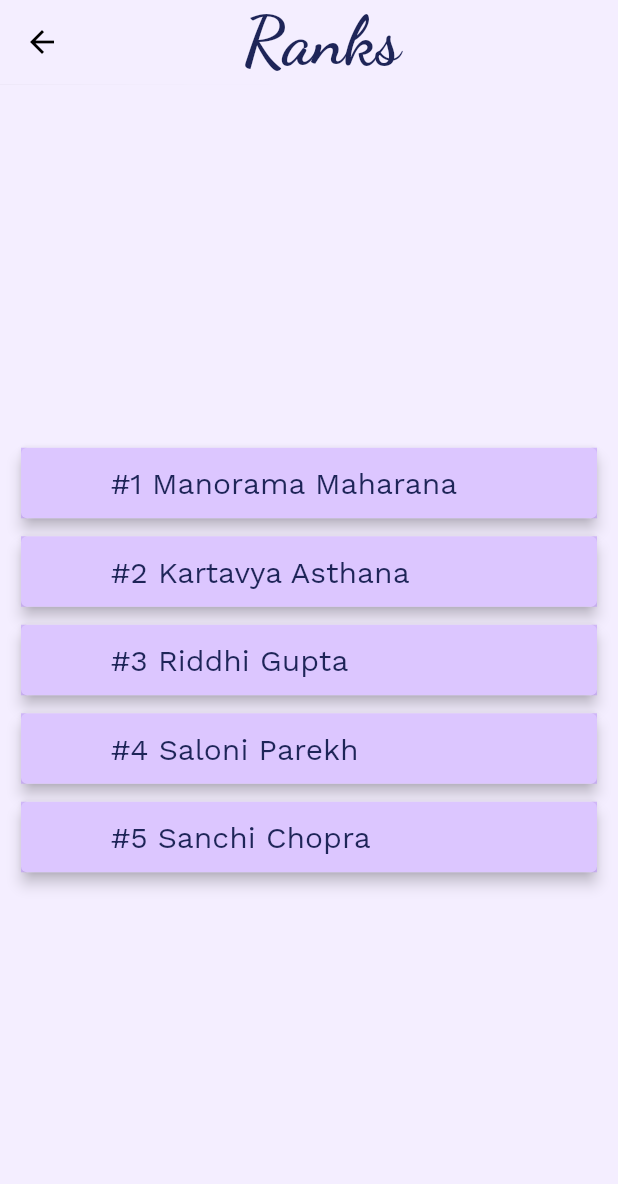
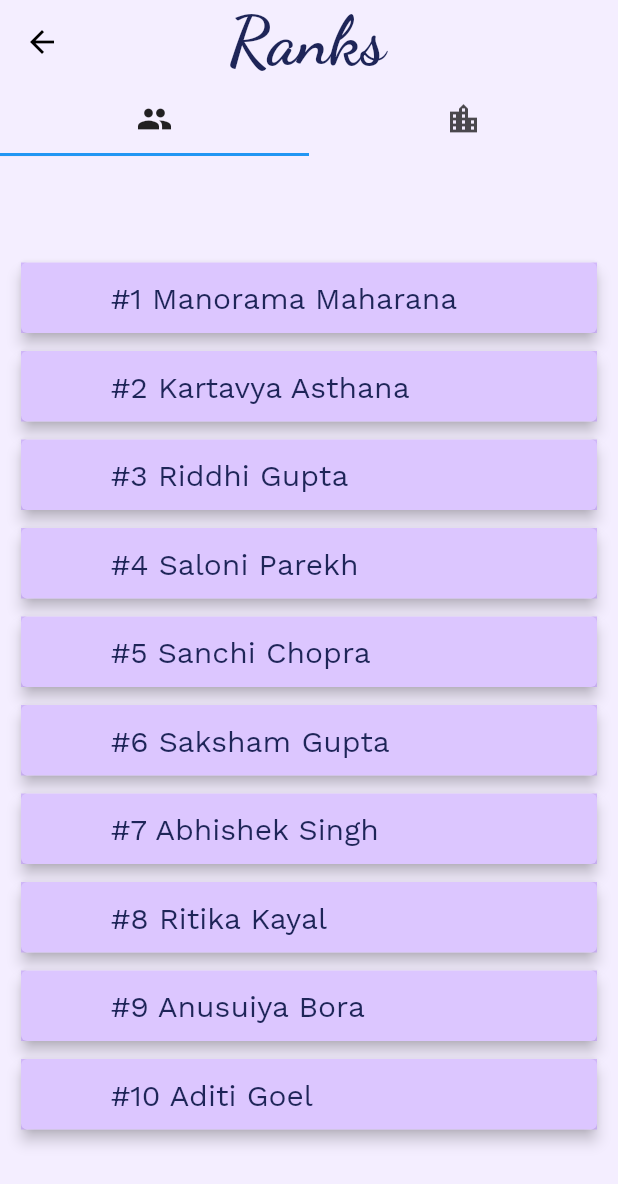
Before and after one commit to Manorama09/Aasha, a Flutter app: the RanksScreen screen opened directly, on a phone screen of 412 x 824 dp. Shown: the top 1184 px of the screen. Run offline on Flutter 3.47's test engine with Material 2 defaults, Android fonts, the phone set to English and light mode, and no system bars; our stand-ins replace fl_chart, google_fonts; missing offline and left inert: twitter_api.

Commit message:
Added tabs on ranks page

```diff
--- a/lib/screens/ranks.dart
+++ b/lib/screens/ranks.dart
@@ -1,9 +1,10 @@
 import 'package:flutter/material.dart';
 import 'package:google_fonts/google_fonts.dart';
+
 class RanksScreen extends StatelessWidget {
- Widget task(String s, BuildContext context) {
+  Widget rank(String s, BuildContext context) {
     return Container(
-      width: MediaQuery.of(context).size.width/1,
+      width: MediaQuery.of(context).size.width / 1,
       margin: EdgeInsets.symmetric(horizontal: 10, vertical: 2),
       child: Card(
           elevation: 4.0,
@@ -24,29 +25,62 @@ class RanksScreen extends StatelessWidget {
 
   @override
   Widget build(BuildContext context) {
-    return Scaffold(
+    return DefaultTabController(
+      length: 2,
+      child: Scaffold(
         backgroundColor: const Color(0xffF4EEFF),
         appBar: new AppBar(
           elevation: 0.1,
           backgroundColor: const Color(0xffF4EEFF),
           title: Padding(
-          padding: const EdgeInsets.fromLTRB(90, 0, 0, 0),
+            padding: const EdgeInsets.fromLTRB(80, 0, 0, 0),
             child: Text("Ranks",
                 style: GoogleFonts.dancingScript(
                     color: const Color(0xff1E2558),
                     fontSize: 45,
                     fontWeight: FontWeight.w700)),
           ),
+          bottom: TabBar(
+            tabs: [
+              Tab(icon: Icon(Icons.people)),
+              Tab(icon: Icon(Icons.location_city)),
+            ],
           ),
-      body: Column(
+        ),
+        body: TabBarView(
+          children: [
+            Column(
               mainAxisAlignment: MainAxisAlignment.center,
               children: <Widget>[
-          task("#1 Manorama Maharana",context),
-          task("#2 Kartavya Asthana",context),
-          task("#3 Riddhi Gupta",context),
-          task("#4 Saloni Parekh",context),
-          task("#5 Sanchi Chopra",context),
+                rank("#1 Manorama Maharana", context),
+                rank("#2 Kartavya Asthana", context),
+                rank("#3 Riddhi Gupta", context),
+                rank("#4 Saloni Parekh", context),
+                rank("#5 Sanchi Chopra", context),
+                rank("#6 Saksham Gupta", context),
+                rank("#7 Abhishek Singh", context),
+                rank("#8 Ritika Kayal", context),
+                rank("#9 Anusuiya Bora", context),
+                rank("#10 Aditi Goel", context),
               ],
+            ),
+            Column(
+              mainAxisAlignment: MainAxisAlignment.center,
+              children: <Widget>[
+                rank("#1 Indore", context),
+                rank("#2 Surat", context),
+                rank("#3 Navi Mumbai", context),
+                rank("#4 Ambikapur", context),
+                rank("#5 Mysore", context),
+                rank("#6 Vijayawada", context),
+                rank("#7 Ahmedabad", context),
+                rank("#8 New Delhi", context),
+                rank("#9 Chandrapur", context),
+                rank("#10 Khargone", context),
+              ],
+            ),
+          ],
+        ),
       ),
     );
   }
```
Lines whose indentation alone changed are shown as unchanged.
